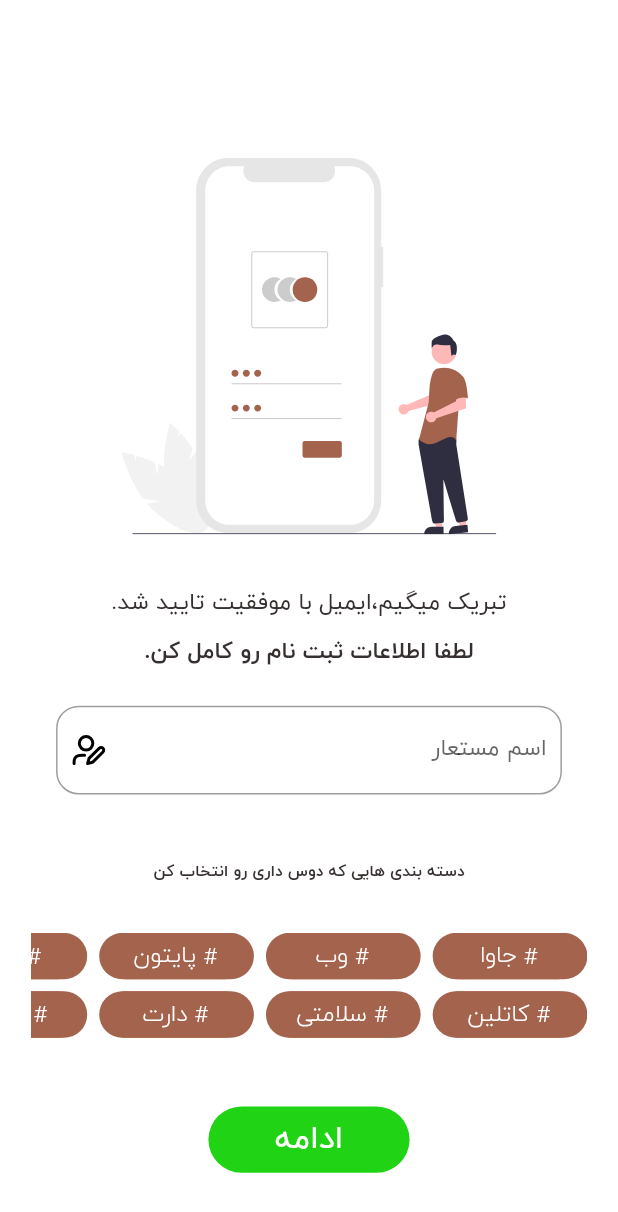
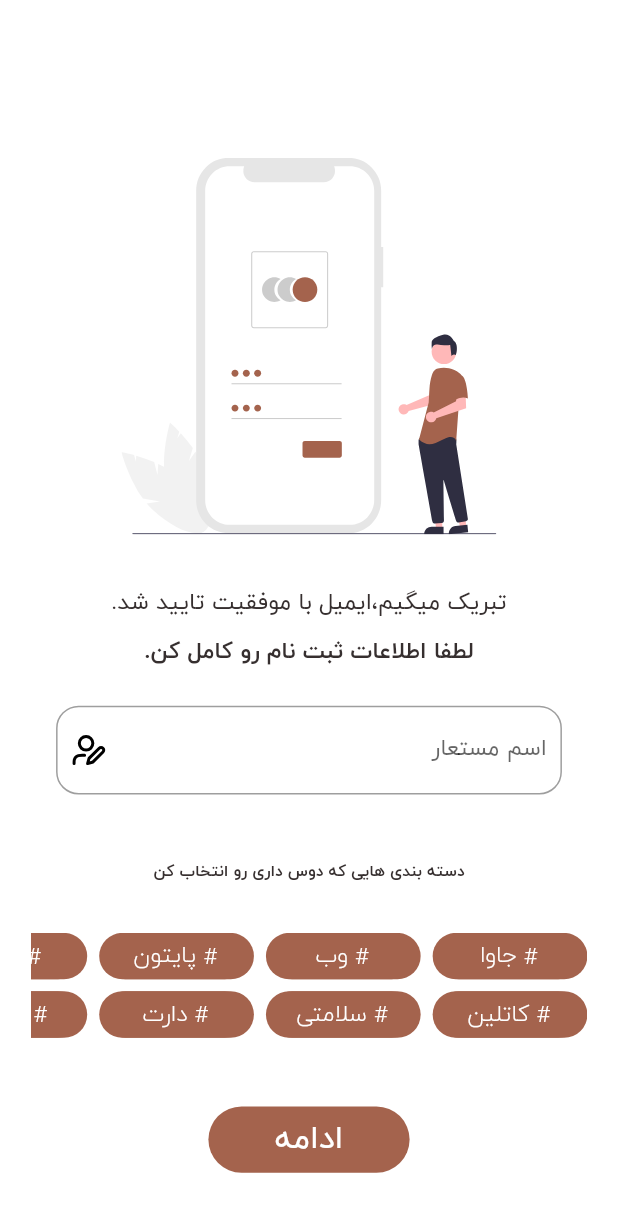
Before and after one commit to OmidHaqi/techno_saz, a Flutter app: the NickNamePage screen opened directly, on a phone screen of 412 x 824 dp. Shown: the top 1212 px of the screen. Run offline on Flutter 3.47's test engine with Material 2 defaults, Android fonts, the phone set to English and light mode, and no system bars; our stand-ins replace adaptive_theme, flutter_spinkit, flutter_svg.

```diff
--- a/lib/screens/nick_name_page.dart
+++ b/lib/screens/nick_name_page.dart
@@ -541,7 +541,7 @@ class NickNamePage extends StatelessWidget {
                       width: size.width / 3.071428571428571,
                       height: size.height / 18.64,
                       decoration: BoxDecoration(
-                        color: Color.fromARGB(255, 33, 211, 21),
+                        color:SolidColors.primaryColor,
                         borderRadius: BorderRadius.circular(1000),
                       ),
                       child: Center(
```
